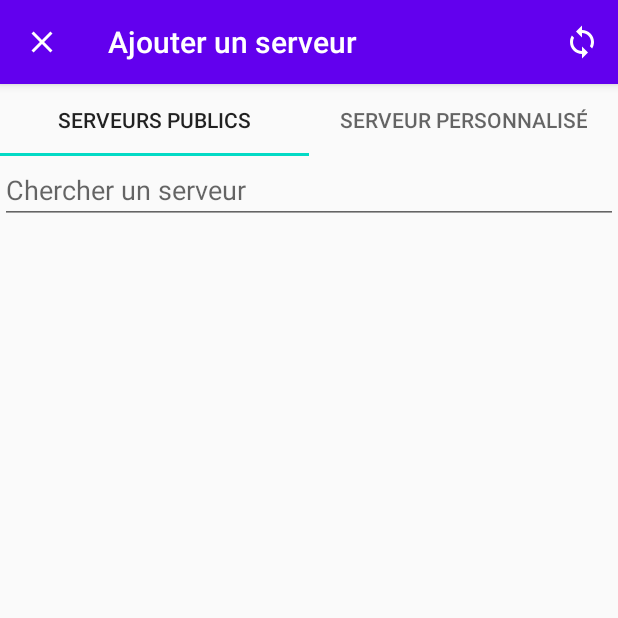
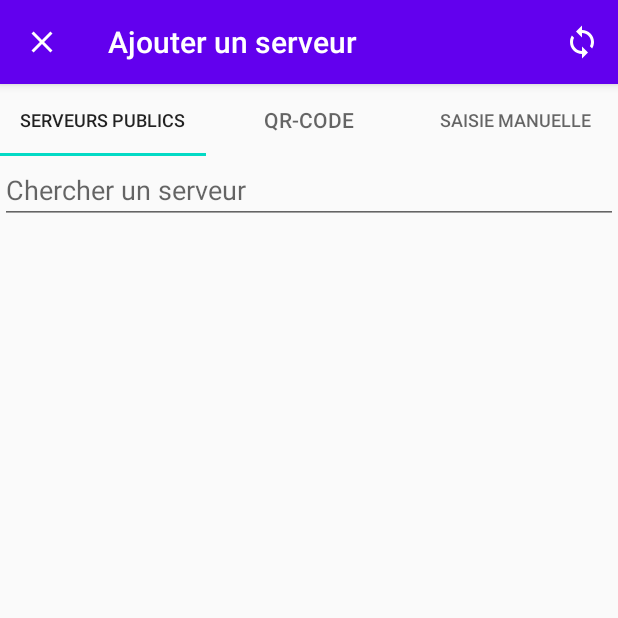
Before and after one commit to Le-Pigeon-Nelson/le-pigeon-nelson, an Android app: the screen it shows after launch (MainActivity), after a tap on "Ajouter", on a phone screen of 412 x 824 dp, the top half of it. Run offline under Robolectric (Android 15) with nearby library versions, the phone set to English and light mode, and no system bars; our stand-ins replace Room's generated code; libraries missing offline, so code that uses them is left out: com.budiyev.android; 15 statements that could not run were skipped.

Commit message:
Add a QRcode detection to add server

```diff
--- a/application/app/build.gradle
+++ b/application/app/build.gradle
@@ -41,4 +41,6 @@ dependencies {
     implementation "androidx.room:room-runtime:$room_version"
     annotationProcessor "androidx.room:room-compiler:$room_version"
 
+    implementation 'com.budiyev.android:code-scanner:2.1.0'
+
 }
--- a/application/app/src/main/AndroidManifest.xml
+++ b/application/app/src/main/AndroidManifest.xml
@@ -6,6 +6,7 @@
     <uses-permission android:name="android.permission.ACCESS_FINE_LOCATION"></uses-permission>
     <uses-permission android:name="android.permission.WAKE_LOCK" />
     <uses-permission android:name="android.permission.FOREGROUND_SERVICE" />
+    <uses-permission android:name="android.permission.CAMERA"/>
     <application
         android:allowBackup="true"
         android:icon="@mipmap/ic_launcher"
--- a/application/app/src/main/java/fr/lepigeonnelson/player/MainActivity.java
+++ b/application/app/src/main/java/fr/lepigeonnelson/player/MainActivity.java
@@ -8,6 +8,7 @@ import android.content.Intent;
 import android.content.ServiceConnection;
 import android.content.SharedPreferences;
 import android.content.pm.PackageManager;
+import android.os.Build;
 import android.os.Bundle;
 
 import fr.lepigeonnelson.player.broadcastplayer.SensorsService;
@@ -15,6 +16,7 @@ import fr.lepigeonnelson.player.broadcastplayer.ServerDescription;
 import fr.lepigeonnelson.player.db_storage.AppDatabase;
 import fr.lepigeonnelson.player.ui.EditServerFragment;
 import fr.lepigeonnelson.player.ui.ListenBroadcastFragment;
+import fr.lepigeonnelson.player.ui.ScannerFragment;
 import fr.lepigeonnelson.player.ui.ServerSelectionFragment;
 
 import androidx.appcompat.app.AlertDialog;
@@ -79,6 +81,7 @@ public class MainActivity extends AppCompatActivity implements AppDatabase.AppDa
     }
 
     private final int REQUEST_PERMISSION_FINE_LOCATION = 2;
+    private final int REQUEST_PERMISSION_CAMERA = 3;
     private boolean showDebugServers;
     private Toolbar toolbar;
 
@@ -120,6 +123,15 @@ public class MainActivity extends AppCompatActivity implements AppDatabase.AppDa
                     Toast.makeText(this, "Accès localisation précise refusée.", Toast.LENGTH_SHORT).show();
                 }
                 break;
+            case REQUEST_PERMISSION_CAMERA:
+                if (grantResults.length > 0
+                        && grantResults[0] == PackageManager.PERMISSION_GRANTED) {
+                    Toast.makeText(this, "Accès caméra accordée.", Toast.LENGTH_SHORT).show();
+                } else {
+                    Toast.makeText(this, "Accès caméra refusée.", Toast.LENGTH_SHORT).show();
+                }
+                break;
+
         }
     }
 
@@ -199,6 +211,20 @@ public class MainActivity extends AppCompatActivity implements AppDatabase.AppDa
             return false;
         else
             return !editedServer.getInEdition();
+    }
+
+    public void checkCameraPermission(ScannerFragment scannerFragment) {
+        if (Build.VERSION.SDK_INT >= Build.VERSION_CODES.M) {
+            if (checkSelfPermission(Manifest.permission.CAMERA) != PackageManager.PERMISSION_GRANTED) {
+                scannerFragment.setPermission(false);
+                requestPermissions(new String[] {Manifest.permission.CAMERA}, REQUEST_PERMISSION_CAMERA);
+            } else {
+                scannerFragment.setPermission(true);
+            }
+        } else {
+            scannerFragment.setPermission(true);
+        }
+
     }
 
     /** Defines callbacks for service binding, passed to bindService() */
--- a/application/app/src/main/java/fr/lepigeonnelson/player/ui/AddServerFragment.java
+++ b/application/app/src/main/java/fr/lepigeonnelson/player/ui/AddServerFragment.java
@@ -33,7 +33,7 @@ public class AddServerFragment extends Fragment {
 
         activity = (MainActivity) getActivity();
 
-        pagerAdapter = new AddServerPagerAdapter(getChildFragmentManager());
+        pagerAdapter = new AddServerPagerAdapter(getChildFragmentManager(), this);
         viewPager = view.findViewById(R.id.pager);
         viewPager.setAdapter(pagerAdapter);
 
--- a/application/app/src/main/java/fr/lepigeonnelson/player/ui/AddServerPagerAdapter.java
+++ b/application/app/src/main/java/fr/lepigeonnelson/player/ui/AddServerPagerAdapter.java
@@ -1,6 +1,7 @@
 package fr.lepigeonnelson.player.ui;
 
 import android.util.ArrayMap;
+import android.util.Log;
 
 import androidx.fragment.app.Fragment;
 import androidx.fragment.app.FragmentManager;
@@ -8,21 +9,39 @@ import androidx.fragment.app.FragmentStatePagerAdapter;
 
 public class AddServerPagerAdapter extends FragmentStatePagerAdapter {
 
-    public AddServerPagerAdapter(FragmentManager fm) {
+    private AddServerFragment addFragment;
+
+    public AddServerPagerAdapter(FragmentManager fm, AddServerFragment addFragment) {
         super(fm);
+        this.addFragment = addFragment;
     }
 
     private ArrayMap<Integer, Fragment> fragments = new ArrayMap<>();
     @Override
     public Fragment getItem(int i) {
-        if (i == 0) {
+        switch (i) {
+            case 0: {
                 PublicServerSelectionFragment fragment = new PublicServerSelectionFragment();
                 return fragment;
             }
+            case 1: {
+                ScannerFragment fragment = new ScannerFragment();
+                if (addFragment != null) {
+                    fragment.setAddFragment(addFragment);
+                    Log.d("AddServerPagerAdapter", "set add fragment " + addFragment);
+                }
                 else {
+                    Log.d("AddServerPagerAdapter", "no add fragment");
+                }
+                return fragment;
+            }
+            case 2:
+            default: {
                 EditServerFragment fragment = new EditServerFragment();
                 return fragment;
             }
+        }
+
     }
 
     public Fragment getFragment(int i) {
@@ -31,14 +50,20 @@ public class AddServerPagerAdapter extends FragmentStatePagerAdapter {
 
     @Override
     public int getCount() {
-        return 2;
+        return 3;
     }
 
     @Override
     public CharSequence getPageTitle(int position) {
-        if (position == 0)
+        switch (position) {
+            case 0:
                 return "Serveurs publics";
-        else
-            return "Serveur personnalisé";
+            case 1:
+                return "QR-code";
+            case 2:
+            default:
+                return "Saisie manuelle";
         }
     }
+
+}
--- /dev/null
+++ b/application/app/src/main/java/fr/lepigeonnelson/player/ui/ScannerFragment.java
@@ -0,0 +1,128 @@
+package fr.lepigeonnelson.player.ui;
+
+import android.Manifest;
+import android.app.Activity;
+import android.content.DialogInterface;
+import android.content.pm.PackageManager;
+import android.os.Build;
+import android.os.Bundle;
+import android.util.Log;
+import android.util.Patterns;
+import android.view.LayoutInflater;
+import android.view.View;
+import android.view.ViewGroup;
+import android.widget.Toast;
+
+import androidx.annotation.NonNull;
+import androidx.annotation.Nullable;
+import androidx.appcompat.app.AlertDialog;
+import androidx.fragment.app.Fragment;
+import androidx.navigation.fragment.NavHostFragment;
+
+import com.budiyev.android.codescanner.CodeScanner;
+import com.budiyev.android.codescanner.CodeScannerView;
+import com.budiyev.android.codescanner.DecodeCallback;
+import com.google.zxing.Result;
+
+import fr.lepigeonnelson.player.MainActivity;
+import fr.lepigeonnelson.player.R;
+import fr.lepigeonnelson.player.broadcastplayer.ServerDescription;
+
+public class ScannerFragment extends Fragment {
+    private CodeScanner mCodeScanner;
+    private boolean mPermission;
+    private AddServerFragment addFragment;
+
+    @Nullable
+    @Override
+    public View onCreateView(LayoutInflater inflater, @Nullable ViewGroup container,
+                             @Nullable Bundle savedInstanceState) {
+        final MainActivity activity = (MainActivity) getActivity();
+        addFragment = null;
+        View root = inflater.inflate(R.layout.fragment_scanner, container, false);
+        CodeScannerView scannerView = root.findViewById(R.id.scanner_view);
+        mCodeScanner = new CodeScanner(activity, scannerView);
+        mCodeScanner.setDecodeCallback(new DecodeCallback() {
+            @Override
+            public void onDecoded(@NonNull final Result result) {
+                activity.runOnUiThread(new Runnable() {
+                    @Override
+                    public void run() {
+                        String url = result.getText();
+
+                        if (!isValidURL(url)) {
+                            AlertDialog alertDialog = new AlertDialog.Builder(activity).create();
+                            alertDialog.setTitle("Adresse incorrecte");
+                            alertDialog.setMessage("L'adresse du serveur n'est pas correctement formatée.");
+                            alertDialog.setButton(AlertDialog.BUTTON_NEUTRAL, "Annuler",
+                                    new DialogInterface.OnClickListener() {
+                                        public void onClick(DialogInterface dialog, int which) {
+                                            dialog.dismiss();
+                                            mCodeScanner.startPreview();
+                                        }
+                                    });
+                            alertDialog.show();
+                        } else if (activity.hasServerWithAddress(url)) {
+                            AlertDialog alertDialog = new AlertDialog.Builder(activity).create();
+                            alertDialog.setTitle("Adresse existante");
+                            alertDialog.setMessage("Ce serveur est déjà disponible dans la liste des serveurs.");
+                            alertDialog.setButton(AlertDialog.BUTTON_NEUTRAL, "Annuler",
+                                    new DialogInterface.OnClickListener() {
+                                        public void onClick(DialogInterface dialog, int which) {
+                                            dialog.dismiss();
+                                            mCodeScanner.startPreview();
+                                        }
+                                    });
+                            alertDialog.show();
+                        }
+                        else {
+                            Log.d("EditServerFragment", "save modifications");
+                            ServerDescription newDescription = new ServerDescription(url);
+                            activity.updateServer(newDescription);
+
+                            Log.d("ScannerFragment", "Back to main fragment");
+                            NavHostFragment.findNavController(getParentFragment()).popBackStack();
+                        }
+                    }
+                });
+            }
+        });
+        scannerView.setOnClickListener(new View.OnClickListener() {
+            @Override
+            public void onClick(View view) {
+                mCodeScanner.startPreview();
+            }
+        });
+
+        mPermission = false;
+        activity.checkCameraPermission(this);
+        return root;
+    }
+
+    private boolean isValidURL(String url) {
+        return Patterns.WEB_URL.matcher(url).matches();
+    }
+
+    @Override
+    public void onResume() {
+        super.onResume();
+        if (mPermission)
+            mCodeScanner.startPreview();
+    }
+
+    @Override
+    public void onPause() {
+        mCodeScanner.releaseResources();
+        super.onPause();
+    }
+
+    public void setPermission(boolean b) {
+        mPermission = b;
+        if (mPermission)
+            mCodeScanner.startPreview();
+    }
+
+    public void setAddFragment(AddServerFragment addFragment) {
+        this.addFragment = addFragment;
+    }
+}
```
Also changed, not shown: application/app/src/main/res/layout/fragment_scanner.xml (added, +23 -0 lines), 2 other files. Lines whose indentation alone changed are shown as unchanged.
